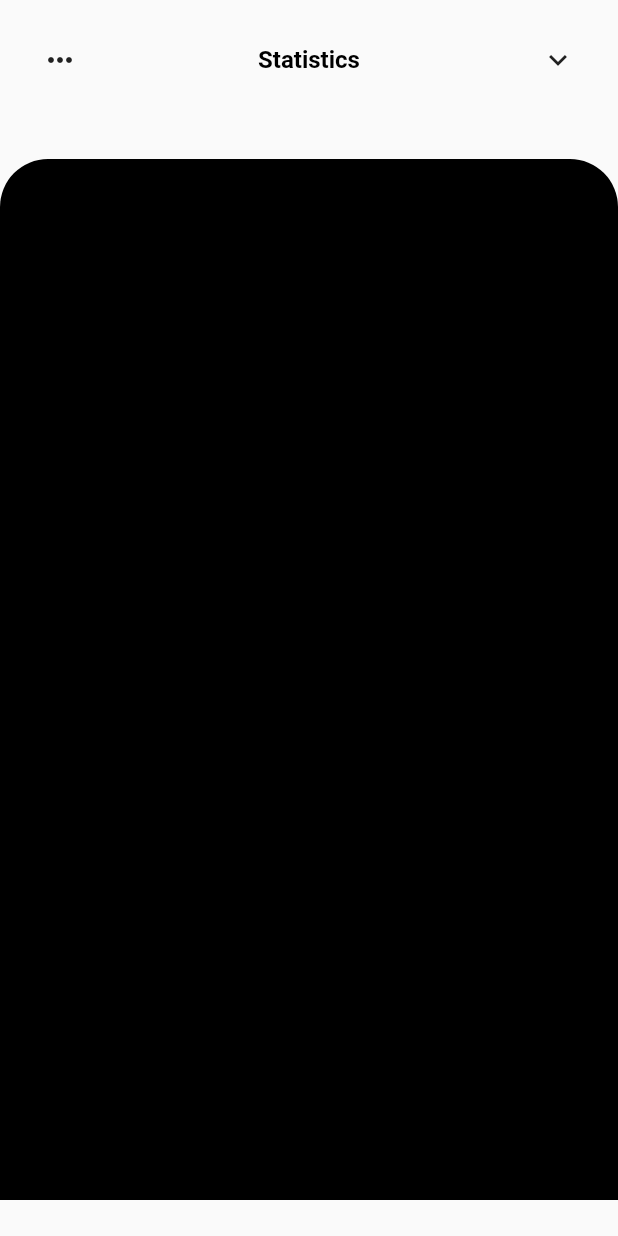
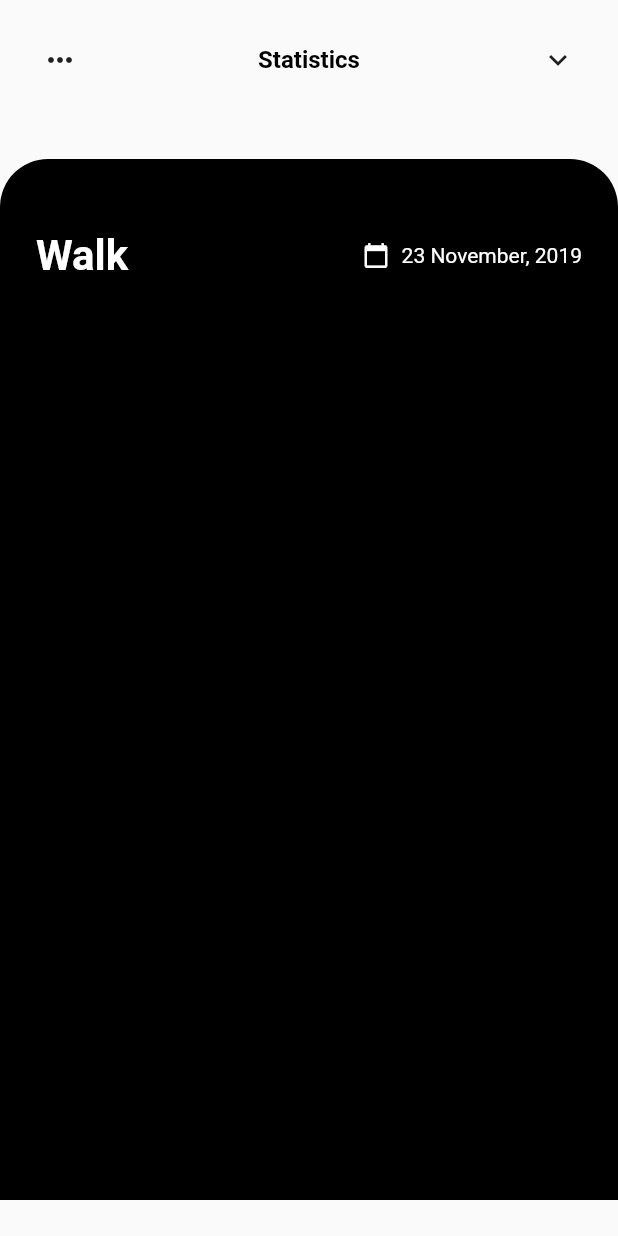
Before and after one commit to JAICHANGPARK/flutter_notebook_the_third_story, a Flutter app: the StatisticsPage screen opened directly, on a phone screen of 412 x 824 dp. Run offline on Flutter 3.47's test engine with Material 2 defaults, Android fonts, the phone set to English and light mode, and no system bars; our stand-ins replace badges, page_transition.

Commit message:
Update static_page.dart

```diff
--- a/lib/fitness_activity_tracker/static_page.dart
+++ b/lib/fitness_activity_tracker/static_page.dart
@@ -1,3 +1,4 @@
+import 'package:flutter/cupertino.dart';
 import 'package:flutter/material.dart';
 
 class StatisticsPage extends StatefulWidget {
@@ -45,6 +46,7 @@ class _StatisticsPageState extends State<StatisticsPage> {
           Padding(
             padding: const EdgeInsets.only(top: 42),
             child: Container(
+              padding: EdgeInsets.only(left: 24, top: 48, right: 24),
               height: MediaQuery.of(context).size.height - 130,
               decoration: BoxDecoration(
                   color: Colors.black,
@@ -52,6 +54,38 @@ class _StatisticsPageState extends State<StatisticsPage> {
                     topRight: Radius.circular(32),
                     topLeft: Radius.circular(32),
                   )),
+              child: Column(
+                children: <Widget>[
+                  Row(
+                    mainAxisAlignment: MainAxisAlignment.spaceBetween,
+                    children: <Widget>[
+                      Text(
+                        "Walk",
+                        style: TextStyle(
+                          color: Colors.white,
+                          fontSize: 28,
+                          fontWeight: FontWeight.bold,
+                        ),
+                      ),
+                      Spacer(),
+                      Icon(
+                        Icons.calendar_today,
+                        color: Colors.white,
+                        size: 18,
+                      ),
+                      SizedBox(
+                        width: 8,
+                      ),
+                      Text(
+                        "23 November, 2019",
+                        style: TextStyle(
+                          color: Colors.white,
+                        ),
+                      ),
+                    ],
+                  )
+                ],
+              ),
             ),
           )
         ],
```
